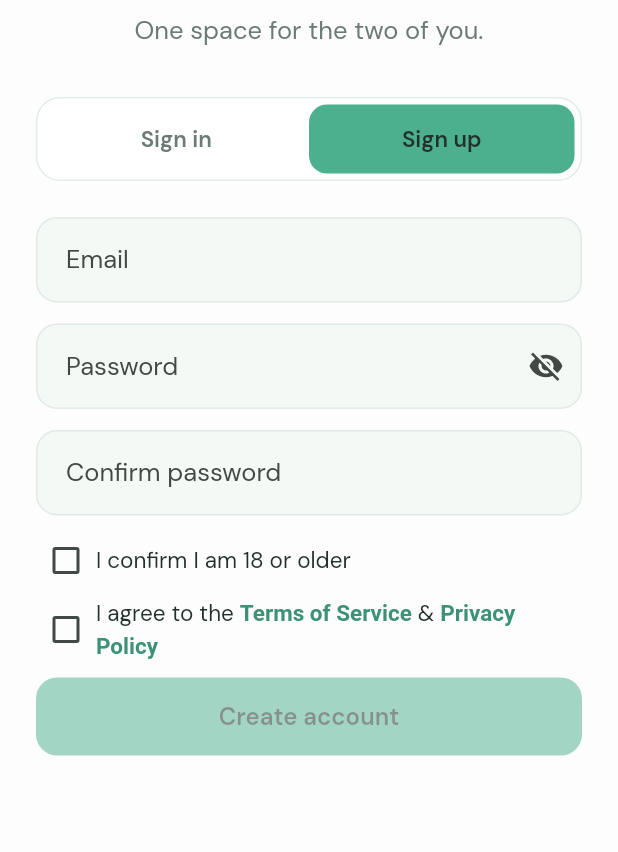
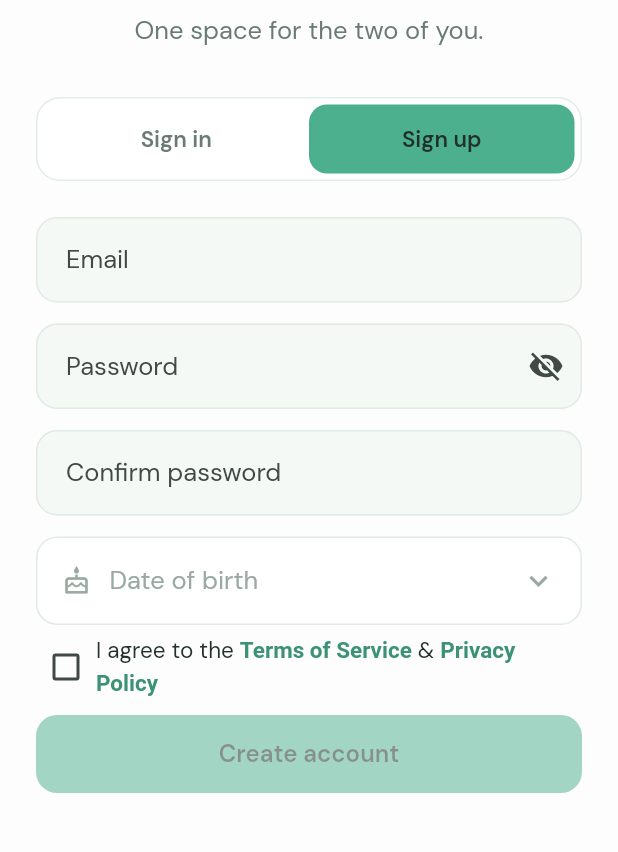
Before and after one commit to JoJoshJo/bond, a Flutter app: the screen it shows after launch, after a tap on "Sign up", on a phone screen of 412 x 824 dp, the part 269-1121 px from its top. Run offline on Flutter 3.47's test engine with Material 3 defaults, Android fonts, the phone set to English and light mode, and no system bars; our stand-ins replace flutter_animate, flutter_image_compress, flutter_riverpod, flutter_timezone, geolocator, google_fonts and 7 more; missing offline and left inert: mobile_scanner, record; accounts and stored records are empty; statements that could not run were skipped.

Commit message:
Real age gate: DOB picker replaces 18+ checkbox (18+ enforced)
- Signup collects date of birth (picker capped at today-18y so under-18 can't be
  selected) + exact-age recompute on submit as backstop; blocks under-18 with a message
- DOB stored in Supabase auth user_metadata (birth_date) — no SQL, survives confirm-email
- Terms & Privacy checkbox kept. Declared-age (industry standard for 18+)

Co-Authored-By: Claude Opus 4.8 <noreply@anthropic.com>

```diff
--- a/lib/features/auth/presentation/sign_up_form.dart
+++ b/lib/features/auth/presentation/sign_up_form.dart
@@ -3,6 +3,7 @@ import 'package:flutter/material.dart';
 import 'package:flutter_riverpod/flutter_riverpod.dart';
 
 import '../../../shared/theme/app_colors.dart';
+import '../../../shared/theme/app_spacing.dart';
 import '../../../shared/theme/app_typography.dart';
 import '../../../shared/utils/error_messages.dart';
 import '../../../shared/widgets/widgets.dart';
@@ -25,10 +26,19 @@ class _SignUpFormState extends ConsumerState<SignUpForm> {
   final _email = TextEditingController();
   final _password = TextEditingController();
   final _confirm = TextEditingController();
-  bool _isAdult = false;
+  DateTime? _dob;
   bool _agreedTerms = false;
   bool _loading = false;
   bool _obscure = true;
+
+  /// The latest DOB that still makes someone exactly 18 today.
+  static DateTime _maxDob() {
+    final now = DateTime.now();
+    return DateTime(now.year - 18, now.month, now.day);
+  }
+
+  /// True once a DOB is set and it clears the 18+ bar (exact, month/day aware).
+  bool get _isAdult => _dob != null && !_dob!.isAfter(_maxDob());
 
   final _termsTap = TapGestureRecognizer();
   final _privacyTap = TapGestureRecognizer();
@@ -54,15 +64,40 @@ class _SignUpFormState extends ConsumerState<SignUpForm> {
 
   bool get _canSubmit => _isAdult && _agreedTerms && !_loading;
 
+  Future<void> _pickDob() async {
+    final maxDob = _maxDob();
+    final picked = await showDatePicker(
+      context: context,
+      initialDate: _dob ?? maxDob,
+      firstDate: DateTime(1920),
+      lastDate: maxDob, // calendar can't offer an under-18 date
+      helpText: 'Your date of birth',
+    );
+    if (picked != null) setState(() => _dob = picked);
+  }
+
+  String _formatDob(DateTime d) => '${d.year.toString().padLeft(4, '0')}-'
+      '${d.month.toString().padLeft(2, '0')}-'
+      '${d.day.toString().padLeft(2, '0')}';
+
   Future<void> _submit() async {
     if (!_formKey.currentState!.validate()) return;
-    if (!_isAdult || !_agreedTerms) return;
+    // Declared-age gate: block anyone under 18 (belt-and-suspenders — the
+    // picker already caps the selectable range).
+    if (!_isAdult) {
+      ScaffoldMessenger.of(context).showSnackBar(
+        const SnackBar(content: Text('You must be 18 or older to use BOND.')),
+      );
+      return;
+    }
+    if (!_agreedTerms) return;
     FocusScope.of(context).unfocus();
     setState(() => _loading = true);
     try {
       await ref.read(authRepositoryProvider).signUp(
             email: _email.text,
             password: _password.text,
+            data: {'birth_date': _formatDob(_dob!)},
           );
       if (mounted) {
         Navigator.of(context).push(
@@ -125,12 +160,13 @@ class _SignUpFormState extends ConsumerState<SignUpForm> {
                 (v != _password.text) ? 'Passwords don\'t match' : null,
             onFieldSubmitted: (_) => _canSubmit ? _submit() : null,
           ),
-          const SizedBox(height: 8),
-          _CheckRow(
-            value: _isAdult,
-            onChanged: (v) => setState(() => _isAdult = v ?? false),
-            child: const Text('I confirm I am 18 or older'),
+          const SizedBox(height: 14),
+          _DobField(
+            dob: _dob,
+            label: _dob == null ? 'Date of birth' : _formatDob(_dob!),
+            onTap: _pickDob,
           ),
+          const SizedBox(height: 4),
           _CheckRow(
             value: _agreedTerms,
             onChanged: (v) => setState(() => _agreedTerms = v ?? false),
@@ -170,6 +206,52 @@ class _SignUpFormState extends ConsumerState<SignUpForm> {
   }
 }
 
+/// A tappable, read-only "Date of birth" field that opens the date picker.
+/// Doubles as the 18+ age gate — the picker itself caps the selectable range.
+class _DobField extends StatelessWidget {
+  const _DobField({
+    required this.dob,
+    required this.label,
+    required this.onTap,
+  });
+
+  final DateTime? dob;
+  final String label;
+  final VoidCallback onTap;
+
+  @override
+  Widget build(BuildContext context) {
+    final isSet = dob != null;
+    return InkWell(
+      onTap: onTap,
+      borderRadius: BorderRadius.circular(AppRadius.md),
+      child: Container(
+        padding: const EdgeInsets.symmetric(
+            horizontal: AppSpacing.lg, vertical: AppSpacing.lg),
+        decoration: BoxDecoration(
+          color: AppColors.surface,
+          borderRadius: BorderRadius.circular(AppRadius.md),
+          border: Border.all(color: AppColors.border),
+        ),
+        child: Row(
+          children: [
+            const Icon(Icons.cake_outlined, color: AppColors.inkFaint, size: 20),
+            const SizedBox(width: AppSpacing.md),
+            Expanded(
+              child: Text(
+                label,
+                style: AppText.bodyLarge.copyWith(
+                    color: isSet ? AppColors.ink : AppColors.inkFaint),
+              ),
+            ),
+            const Icon(Icons.expand_more, color: AppColors.inkFaint),
+          ],
+        ),
+      ),
+    );
+  }
+}
+
 class _CheckRow extends StatelessWidget {
   const _CheckRow({
     required this.value,
```
Also changed, not shown: lib/features/auth/data/auth_repository.dart (+7 -1 lines).
